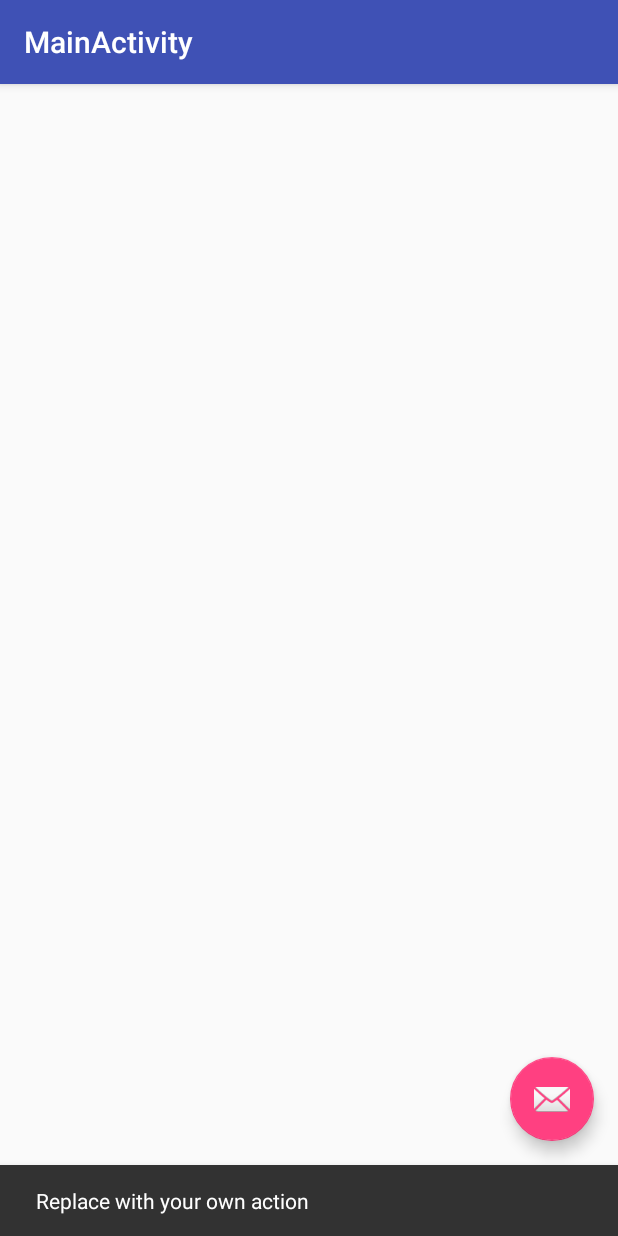
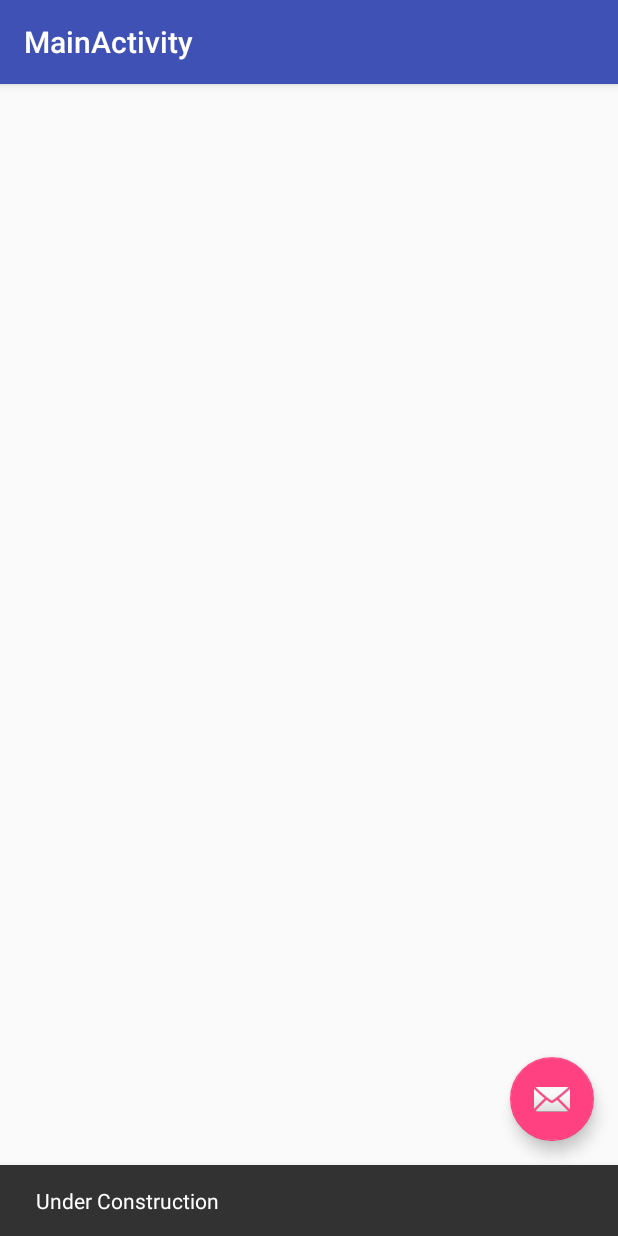
Before and after one commit to nitesh2104/DataDashboard, an Android app: the MainActivity screen opened directly, with no data from a screen before it, after a tap on an icon or button, on a phone screen of 412 x 824 dp. Run offline under Robolectric (Android 15) with nearby library versions, the phone set to English and light mode, and no system bars.

Commit message:
Exit login activity when going to main activity

```diff
--- a/app/src/main/java/com/capstone490/nitesh/datadashboard/LoginActivity.java
+++ b/app/src/main/java/com/capstone490/nitesh/datadashboard/LoginActivity.java
@@ -104,6 +104,7 @@ public class LoginActivity extends AppCompatActivity implements LoaderCallbacks<
                     attemptLogin();
                     Intent intent = new Intent(LoginActivity.this, MainActivity.class);
                     startActivity(intent);
+                    finish();
                 }
             });
 
@@ -409,7 +410,8 @@ public class LoginActivity extends AppCompatActivity implements LoaderCallbacks<
                     "Yes",
                     new DialogInterface.OnClickListener() {
                         public void onClick(DialogInterface dialog, int id) {
-                            finish();
+                            System.exit(0);
+                            LoginActivity.this.finish();
                         }
                     });
 
--- a/app/src/main/java/com/capstone490/nitesh/datadashboard/MainActivity.java
+++ b/app/src/main/java/com/capstone490/nitesh/datadashboard/MainActivity.java
@@ -22,7 +22,7 @@ public class MainActivity extends AppCompatActivity {
         fab.setOnClickListener(new View.OnClickListener() {
             @Override
             public void onClick(View view) {
-                Snackbar.make(view, "Replace with your own action", Snackbar.LENGTH_LONG)
+                Snackbar.make(view, "Under Construction", Snackbar.LENGTH_LONG)
                         .setAction("Action", null).show();
             }
         });
```
